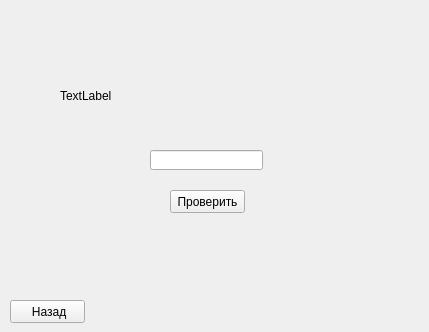
Qt form mainwindow.ui (AntonShiryaew/TestProject) before a commit.
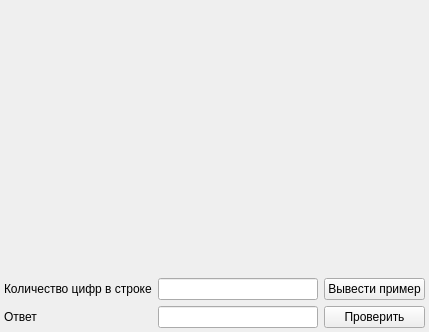
The same form after that commit.

The edit to the form file:
```diff
--- a/mainwindow.ui
+++ b/mainwindow.ui
@@ -14,55 +14,70 @@
    <string>MainWindow</string>
   </property>
   <widget class="QWidget" name="centralwidget">
-   <widget class="QLineEdit" name="editAnswer">
-    <property name="geometry">
-     <rect>
-      <x>150</x>
-      <y>150</y>
-      <width>113</width>
-      <height>20</height>
-     </rect>
+   <layout class="QGridLayout" name="gridLayout">
+    <property name="leftMargin">
+     <number>4</number>
     </property>
-   </widget>
-   <widget class="QPushButton" name="btnConfirmation">
-    <property name="geometry">
-     <rect>
-      <x>170</x>
-      <y>190</y>
-      <width>75</width>
-      <height>23</height>
-     </rect>
+    <property name="topMargin">
+     <number>4</number>
     </property>
-    <property name="text">
-     <string>Проверить</string>
+    <property name="rightMargin">
+     <number>4</number>
     </property>
-   </widget>
-   <widget class="QPushButton" name="btnBackToMenu">
-    <property name="geometry">
-     <rect>
-      <x>10</x>
-      <y>300</y>
-      <width>75</width>
-      <height>23</height>
-     </rect>
+    <property name="bottomMargin">
+     <number>4</number>
     </property>
-    <property name="text">
-     <string> Назад</string>
-    </property>
-   </widget>
-   <widget class="QLabel" name="labelExpression">
-    <property name="geometry">
-     <rect>
-      <x>60</x>
-      <y>70</y>
-      <width>311</width>
-      <height>51</height>
-     </rect>
-    </property>
-    <property name="text">
-     <string>TextLabel</string>
-    </property>
-   </widget>
+    <item row="4" column="1">
+     <widget class="QLineEdit" name="editAnswer"/>
+    </item>
+    <item row="4" column="2">
+     <widget class="QPushButton" name="btnConfirmation">
+      <property name="text">
+       <string>Проверить</string>
+      </property>
+     </widget>
+    </item>
+    <item row="3" column="0">
+     <widget class="QLabel" name="labelTextCountNumbers">
+      <property name="text">
+       <string>Количество цифр в строке</string>
+      </property>
+     </widget>
+    </item>
+    <item row="3" column="1">
+     <widget class="QLineEdit" name="countNumbers">
+      <property name="text">
+       <string/>
+      </property>
+     </widget>
+    </item>
+    <item row="4" column="0">
+     <widget class="QLabel" name="labelTextAnswer">
+      <property name="text">
+       <string>Ответ</string>
+      </property>
+     </widget>
+    </item>
+    <item row="3" column="2">
+     <widget class="QPushButton" name="btnBackToMenu">
+      <property name="text">
+       <string>Вывести пример</string>
+      </property>
+     </widget>
+    </item>
+    <item row="2" column="0" colspan="3">
+     <widget class="QLabel" name="labelEquation">
+      <property name="font">
+       <font>
+        <pointsize>20</pointsize>
+       </font>
+      </property>
+      <property name="text">
+       <string/>
+      </property>
+     </widget>
+    </item>
+   </layout>
   </widget>
  </widget>
  <resources/>
```
Left out of the diff: 2 changed lines with no effect on the pictures.
